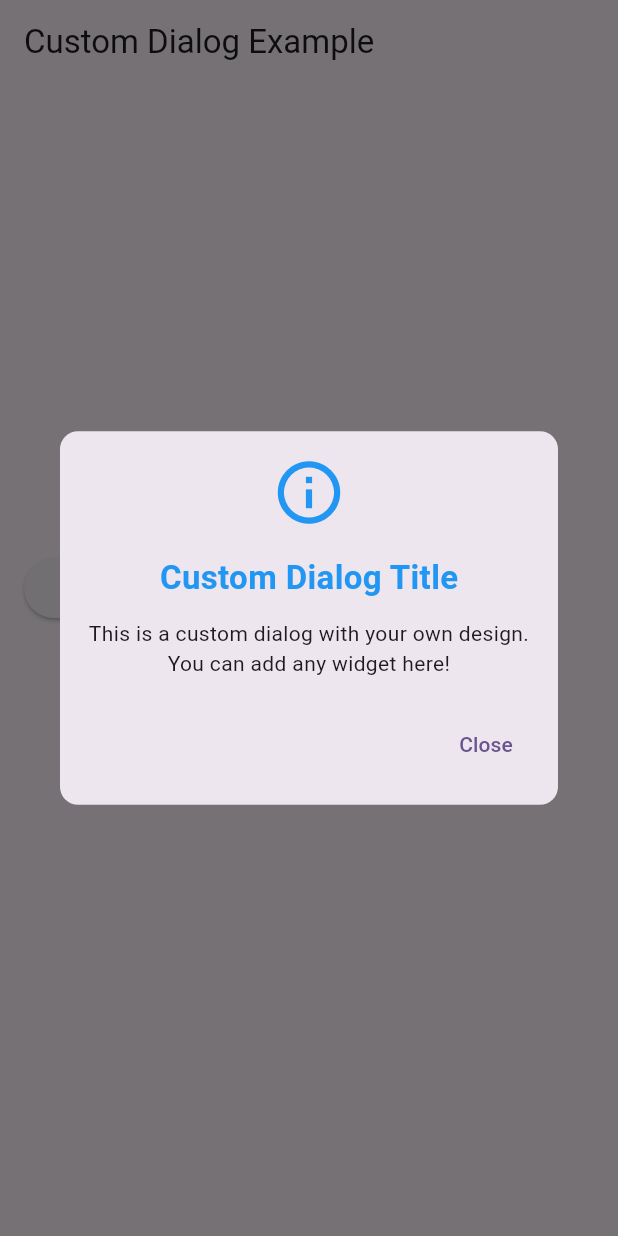
After one commit to abdulrahmanahme/-sinapets_flutter, a Flutter app: the screen it shows after launch, after a tap on "Show Custom Dialog", on a phone screen of 412 x 824 dp. The commit adds this screen. Run offline on Flutter 3.47's test engine with Material 3 defaults, Android fonts, the phone set to English and light mode, and no system bars.

Commit message:
- add show dialog

```diff
--- /dev/null
+++ b/lib/core/widgets/dialog_screen.dart
@@ -0,0 +1,131 @@
+import 'package:flutter/cupertino.dart';
+import 'package:flutter/material.dart';
+
+class DialogScreen extends StatelessWidget {
+  const DialogScreen({super.key});
+
+  @override
+  Widget build(BuildContext context) {
+    return Scaffold(
+      appBar: AppBar(title: const Text('Custom Dialog Example')),
+      body: Padding(
+        padding: const EdgeInsets.all(16.0),
+        child: Column(
+          mainAxisAlignment: MainAxisAlignment.center,
+          crossAxisAlignment: CrossAxisAlignment.center,
+          children: [
+            ElevatedButton(
+              onPressed: () {
+                // Show the custom dialog when the button is pressed
+                showDialog(
+                  context: context,
+                  builder: (BuildContext context) {
+                    return CustomDialog(); // Your custom dialog widget
+                  },
+                );
+              },
+              child: const Text('Show Custom Dialog'),
+            ),
+            ElevatedButton(
+              onPressed: () {
+                // Show the dialog when the button is pressed
+                showDialog(
+                  context: context,
+                  builder: (BuildContext context) {
+                    return AlertDialog(
+                      title: const Text('Dialog Title'),
+                      content: const Text('This is an example dialog.'),
+                      actions: <Widget>[
+                        // Dialog Buttons
+                        TextButton(
+                          onPressed: () {
+                            Navigator.of(context).pop(); // Close the dialog
+                          },
+                          child: const Text('OK'),
+                        ),
+                      ],
+                    );
+                  },
+                );
+              },
+              child: const Text('Show Dialog'),
+            ),
+            ElevatedButton(
+              onPressed: () {
+                showDialog(
+                  context: context,
+                  builder: (BuildContext context) {
+                    return CupertinoAlertDialog(
+                      title: const Text('Cupertino Dialog'),
+                      content: const Text('This is a dialog styled for iOS'),
+                      actions: <Widget>[
+                        CupertinoDialogAction(
+                          onPressed: () {
+                            Navigator.of(context).pop();
+                          },
+                          child: const Text('OK'),
+                        ),
+                      ],
+                    );
+                  },
+                );
+              },
+              child: const Text('Show Dialog'),
+            ),
+          ],
+        ),
+      ),
+    );
+  }
+}
+
+class CustomDialog extends StatelessWidget {
+  @override
+  Widget build(BuildContext context) {
+    return Dialog(
+      shape: RoundedRectangleBorder(
+        borderRadius: BorderRadius.circular(12),
+      ),
+      elevation: 5,
+      child: Padding(
+        padding: const EdgeInsets.all(16.0),
+        child: Column(
+          mainAxisSize: MainAxisSize.min,
+          children: [
+            const Icon(
+              Icons.info_outline,
+              size: 50,
+              color: Colors.blue,
+            ),
+            const SizedBox(height: 16),
+            const Text(
+              'Custom Dialog Title',
+              style: TextStyle(
+                fontSize: 22,
+                fontWeight: FontWeight.bold,
+                color: Colors.blue,
+              ),
+            ),
+            const SizedBox(height: 12),
+            const Text(
+              'This is a custom dialog with your own design. You can add any widget here!',
+              textAlign: TextAlign.center,
+            ),
+            const SizedBox(height: 20),
+            Row(
+              mainAxisAlignment: MainAxisAlignment.end,
+              children: [
+                TextButton(
+                  onPressed: () {
+                    Navigator.of(context).pop(); // Close the dialog
+                  },
+                  child: const Text('Close'),
+                ),
+              ],
+            ),
+          ],
+        ),
+      ),
+    );
+  }
+}
--- a/lib/main.dart
+++ b/lib/main.dart
@@ -1,5 +1,6 @@
 import 'package:flutter/material.dart';
 import 'package:sinapets_flutter/core/widgets/align_screen.dart';
+import 'package:sinapets_flutter/core/widgets/dialog_screen.dart';
 import 'package:sinapets_flutter/core/widgets/show_bottom_sheet_screen.dart';
 
 void main() {
@@ -16,7 +17,7 @@ class MyApp extends StatelessWidget {
         colorScheme: ColorScheme.fromSeed(seedColor: Colors.deepPurple),
         useMaterial3: true,
       ),
-      home:const ShowBottomSheetScreen(),
+      home:const DialogScreen(),
     );
   }
 }
```
